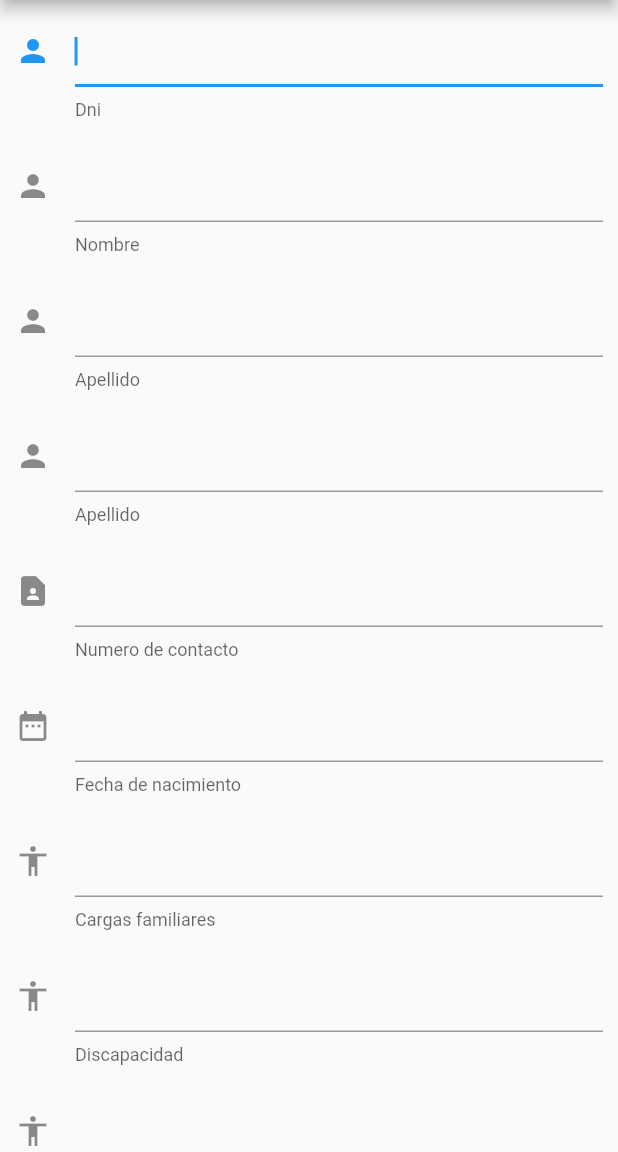
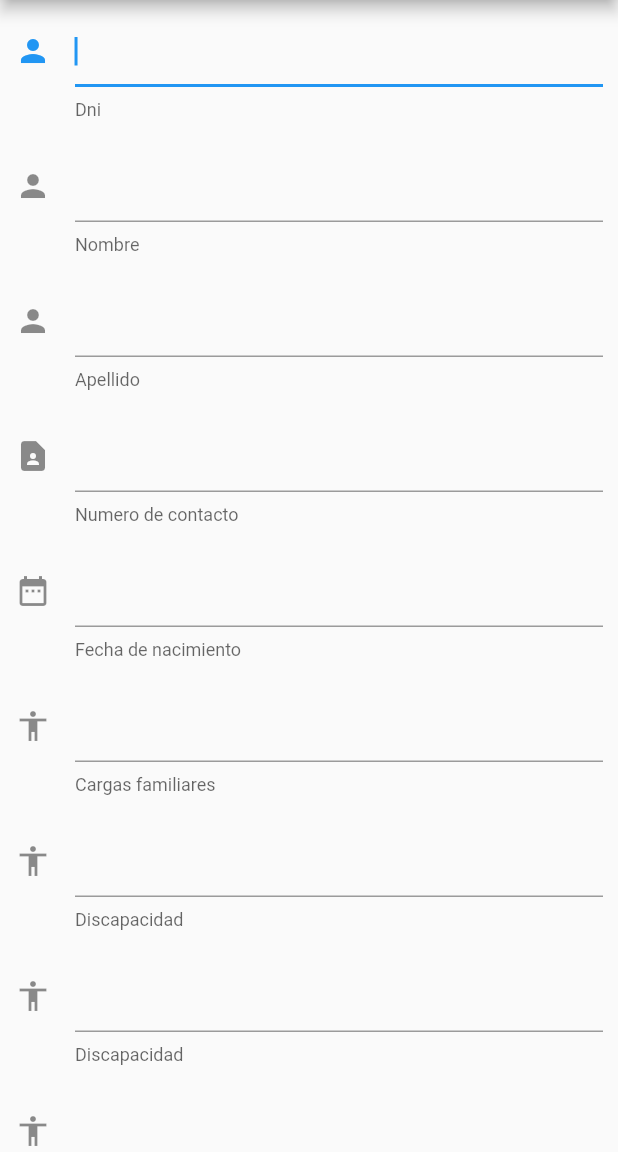
Before and after one commit to JhairV2002/grupo_1_a, a Flutter app: the FormScreen screen opened by its route, on a phone screen of 412 x 824 dp, the part 84-1236 px from its top. Run offline on Flutter 3.47's test engine with Material 2 defaults, Android fonts, the phone set to English and light mode, and no system bars.

Commit message:
Se elimino un Apellido

```diff
--- a/lib/screens/form.dart
+++ b/lib/screens/form.dart
@@ -23,10 +23,6 @@ class FormScreen extends StatelessWidget {
             ),
             CustomTextFormField(
               helperText: 'Nombre',
-              icon: const Icon(Icons.person),
-            ),
-            CustomTextFormField(
-              helperText: 'Apellido',
               icon: const Icon(Icons.person),
             ),
             CustomTextFormField(
```
